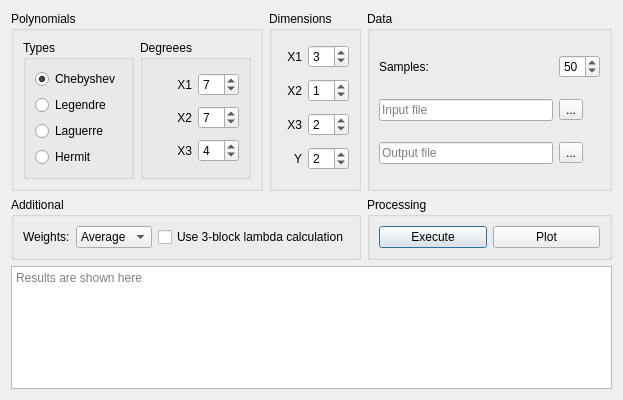
The window that main_window.ui (fatvlady/sys-an-labs) describes before a commit, drawn with Qt 5.
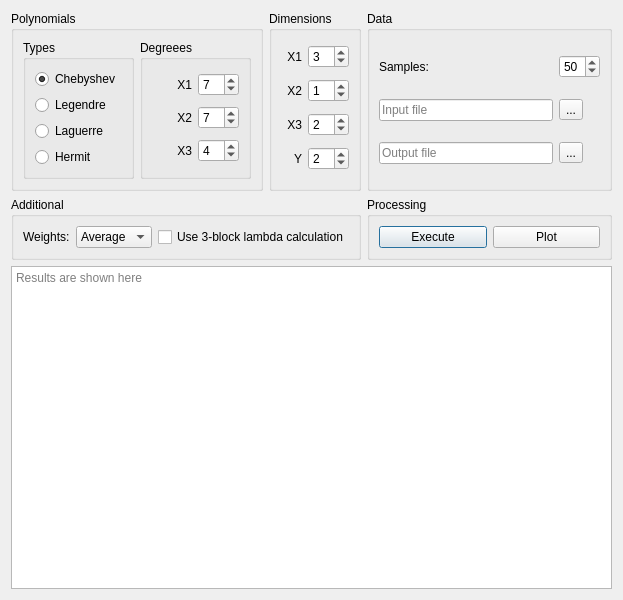
The same window after the commit.

```diff
--- a/main_window.ui
+++ b/main_window.ui
@@ -7,7 +7,7 @@
     <x>0</x>
     <y>0</y>
     <width>623</width>
-    <height>400</height>
+    <height>600</height>
    </rect>
   </property>
   <property name="windowTitle">
@@ -328,6 +328,13 @@
      <property name="readOnly">
       <bool>true</bool>
      </property>
+     <property name="html">
+      <string>&lt;!DOCTYPE HTML PUBLIC &quot;-//W3C//DTD HTML 4.0//EN&quot; &quot;http://www.w3.org/TR/REC-html40/strict.dtd&quot;&gt;
+&lt;html&gt;&lt;head&gt;&lt;meta name=&quot;qrichtext&quot; content=&quot;1&quot; /&gt;&lt;style type=&quot;text/css&quot;&gt;
+p, li { white-space: pre-wrap; }
+&lt;/style&gt;&lt;/head&gt;&lt;body style=&quot; font-family:'.SF NS Text'; font-size:13pt; font-weight:400; font-style:normal;&quot;&gt;
+&lt;p style=&quot;-qt-paragraph-type:empty; margin-top:0px; margin-bottom:0px; margin-left:0px; margin-right:0px; -qt-block-indent:0; text-indent:0px; font-family:'.Menio Regular'; font-size:10pt;&quot;&gt;&lt;br /&gt;&lt;/p&gt;&lt;/body&gt;&lt;/html&gt;</string>
+     </property>
      <property name="placeholderText">
       <string>Results are shown here</string>
      </property>
```
